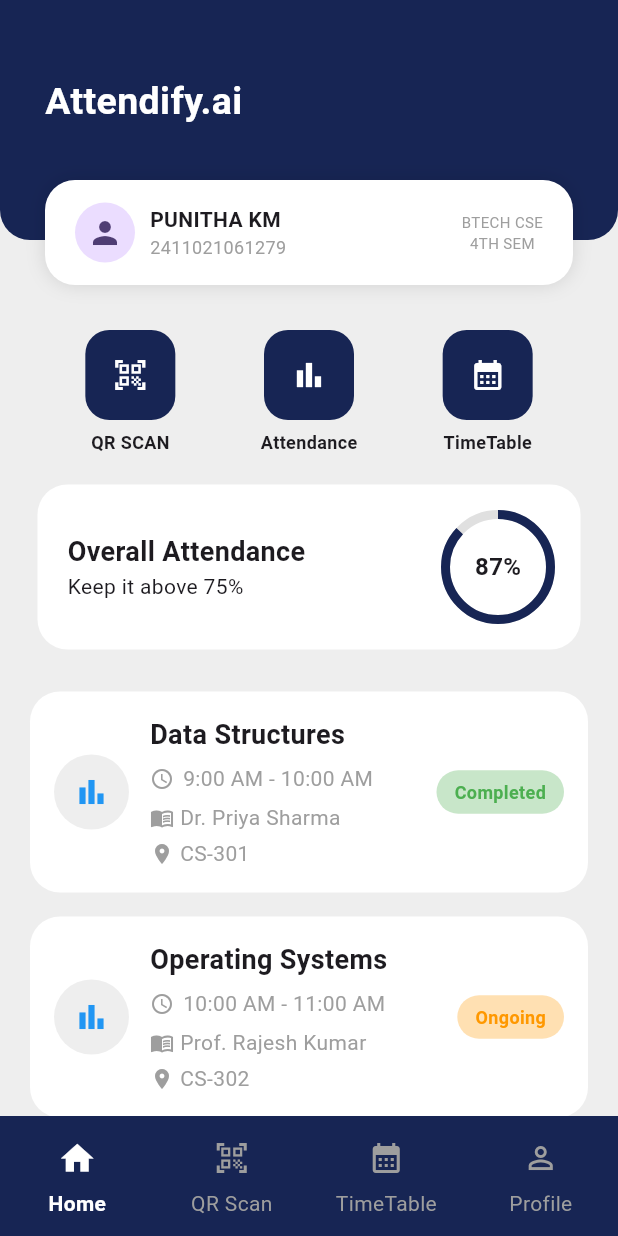
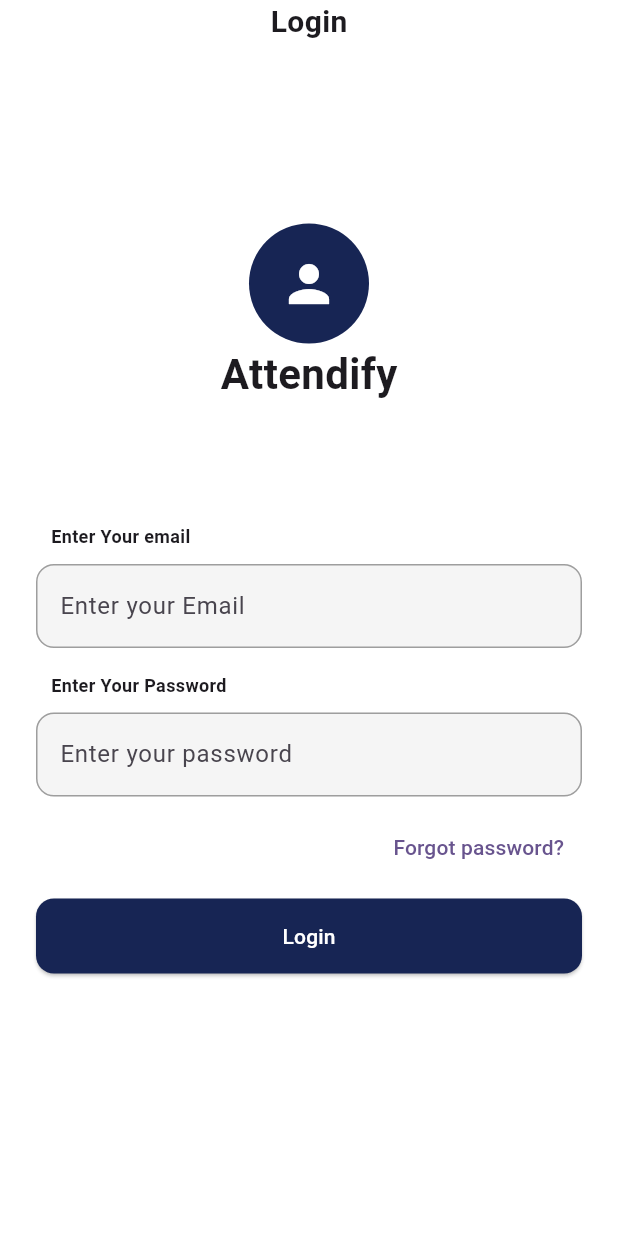
Before and after one commit to puniiith25/attendifyAI, a Flutter app: the screen it shows after launch, on a phone screen of 412 x 824 dp. Run offline on Flutter 3.47's test engine with Material 3 defaults, Android fonts, the phone set to English and light mode, and no system bars; our stand-ins replace table_calendar.

Commit message:
login page completed

```diff
--- /dev/null
+++ b/attendify/lib/Screens/Auth_Pages/Login_Page.dart
@@ -0,0 +1,160 @@
+import 'package:attendify/Screens/Auth_Pages/ForgotScreen.dart';
+import 'package:attendify/widgets/color_codes.dart';
+import 'package:attendify/widgets/widget_tree.dart';
+import 'package:flutter/material.dart';
+
+class LoginScreen extends StatelessWidget {
+  const LoginScreen({super.key});
+
+  static const Color primary = Color(0xFF172554);
+
+  @override
+  Widget build(BuildContext context) {
+    return Scaffold(
+      backgroundColor: Colors.white,
+      body: SafeArea(
+        child: SingleChildScrollView(
+          child: Padding(
+            padding: const EdgeInsets.symmetric(horizontal: 24),
+            child: Column(
+              crossAxisAlignment: CrossAxisAlignment.start,
+              children: [
+                Align(
+                  alignment: AlignmentGeometry.center,
+                  child: const Text(
+                    "Login",
+                    style: TextStyle(fontSize: 20, fontWeight: FontWeight.bold),
+                  ),
+                ),
+                const SizedBox(height: 120),
+                Center(
+                  child: CircleAvatar(
+                    radius: 40,
+                    backgroundColor: AppColors.primary,
+                    child: Icon(Icons.person, color: Colors.white, size: 40),
+                  ),
+                ),
+                Align(
+                  alignment: AlignmentGeometry.center,
+                  child: const Text(
+                    "Attendify",
+                    style: TextStyle(fontSize: 28, fontWeight: FontWeight.bold),
+                  ),
+                ),
+
+                const SizedBox(height: 80),
+                Padding(
+                  padding: const EdgeInsets.only(left: 10),
+                  child: Align(
+                    alignment: AlignmentGeometry.centerLeft,
+                    child: const Text(
+                      "Enter Your email",
+                      style: TextStyle(
+                        fontSize: 12,
+                        fontWeight: FontWeight.bold,
+                      ),
+                    ),
+                  ),
+                ),
+                const SizedBox(height: 10),
+                TextField(
+                  decoration: InputDecoration(
+                    hintText: "Enter your Email ",
+                    filled: true,
+                    fillColor: Colors.grey.shade100,
+                    enabledBorder: OutlineInputBorder(
+                      borderSide: BorderSide(color: Colors.grey),
+                      borderRadius: BorderRadius.circular(12),
+                    ),
+
+                    focusedBorder: OutlineInputBorder(
+                      borderSide: BorderSide(color: AppColors.primary),
+                      borderRadius: BorderRadius.circular(12),
+                    ),
+                  ),
+                ),
+
+                const SizedBox(height: 16),
+                Padding(
+                  padding: const EdgeInsets.only(left: 10),
+                  child: Align(
+                    alignment: AlignmentGeometry.centerLeft,
+                    child: const Text(
+                      "Enter Your Password",
+                      style: TextStyle(
+                        fontSize: 12,
+                        fontWeight: FontWeight.bold,
+                      ),
+                    ),
+                  ),
+                ),
+                const SizedBox(height: 10),
+                TextField(
+                  obscureText: true,
+                  decoration: InputDecoration(
+                    hintText: "Enter your password",
+                    filled: true,
+                    fillColor: Colors.grey.shade100,
+                    enabledBorder: OutlineInputBorder(
+                      borderSide: BorderSide(color: Colors.grey),
+                      borderRadius: BorderRadius.circular(12),
+                    ),
+
+                    focusedBorder: OutlineInputBorder(
+                      borderSide: BorderSide(color: AppColors.primary),
+                      borderRadius: BorderRadius.circular(12),
+                    ),
+                  ),
+                ),
+
+                const SizedBox(height: 10),
+
+                Align(
+                  alignment: Alignment.centerRight,
+                  child: TextButton(
+                    onPressed: () {
+                      Navigator.push(
+                        context,
+                        MaterialPageRoute(
+                          builder: (context) => const ForgotScreen(),
+                        ),
+                      );
+                    },
+                    child: const Text("Forgot password?"),
+                  ),
+                ),
+
+                const SizedBox(height: 10),
+
+                SizedBox(
+                  width: double.infinity,
+                  height: 50,
+                  child: ElevatedButton(
+                    style: ElevatedButton.styleFrom(
+                      backgroundColor: primary,
+                      shape: RoundedRectangleBorder(
+                        borderRadius: BorderRadius.circular(12),
+                      ),
+                    ),
+                    onPressed: () {
+                      Navigator.pushReplacement(
+                        context,
+                        MaterialPageRoute(
+                          builder: (context) => const widgetTree(),
+                        ),
+                      );
+                    },
+                    child: const Text(
+                      "Login",
+                      style: TextStyle(color: Colors.white),
+                    ),
+                  ),
+                ),
+              ],
+            ),
+          ),
+        ),
+      ),
+    );
+  }
+}
--- a/attendify/lib/main.dart
+++ b/attendify/lib/main.dart
@@ -1,3 +1,4 @@
+import 'package:attendify/Screens/Auth_Pages/Login_Page.dart';
 import 'package:attendify/widgets/widget_tree.dart';
 import 'package:flutter/material.dart';
 
@@ -15,7 +16,7 @@
       title: 'Flutter Demo',
       debugShowCheckedModeBanner: false,
       theme: ThemeData(colorScheme: .fromSeed(seedColor: Colors.deepPurple)),
-      home: widgetTree(),
+      home: LoginScreen(),
     );
   }
 }
--- a/attendify/lib/widgets/HomePage_widgets/attendance_card.dart
+++ b/attendify/lib/widgets/HomePage_widgets/attendance_card.dart
@@ -7,7 +7,7 @@
   @override
   Widget build(BuildContext context) {
     return Container(
-      margin: const EdgeInsets.symmetric(horizontal: 25),
+      margin: const EdgeInsets.symmetric(horizontal: 20),
       padding: const EdgeInsets.all(20),
 
       decoration: BoxDecoration(
--- a/attendify/lib/widgets/NavBar.dart
+++ b/attendify/lib/widgets/NavBar.dart
@@ -19,7 +19,7 @@
           data: NavigationBarThemeData(
             backgroundColor: AppColors.primary,
 
-            indicatorColor: Colors.transparent,
+            indicatorColor: AppColors.primary,
 
             iconTheme: WidgetStateProperty.resolveWith<IconThemeData>((states) {
               if (states.contains(WidgetState.selected)) {
```
Also changed, not shown: attendify/lib/Pages/Home.dart (+22 -1 lines), attendify/lib/Pages/Profile.dart (+19 -4 lines), attendify/lib/Screens/Auth_Pages/ForgotScreen.dart (added, +76 -0 lines), attendify/lib/Screens/Auth_Pages/VerifyScreen.dart (added, +85 -0 lines).
